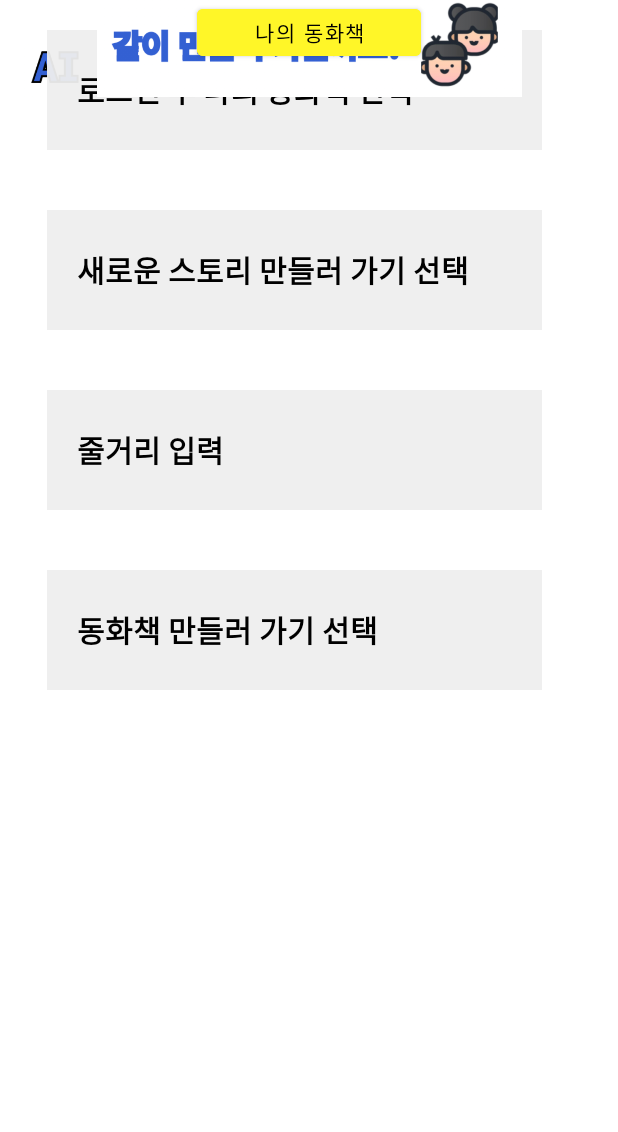
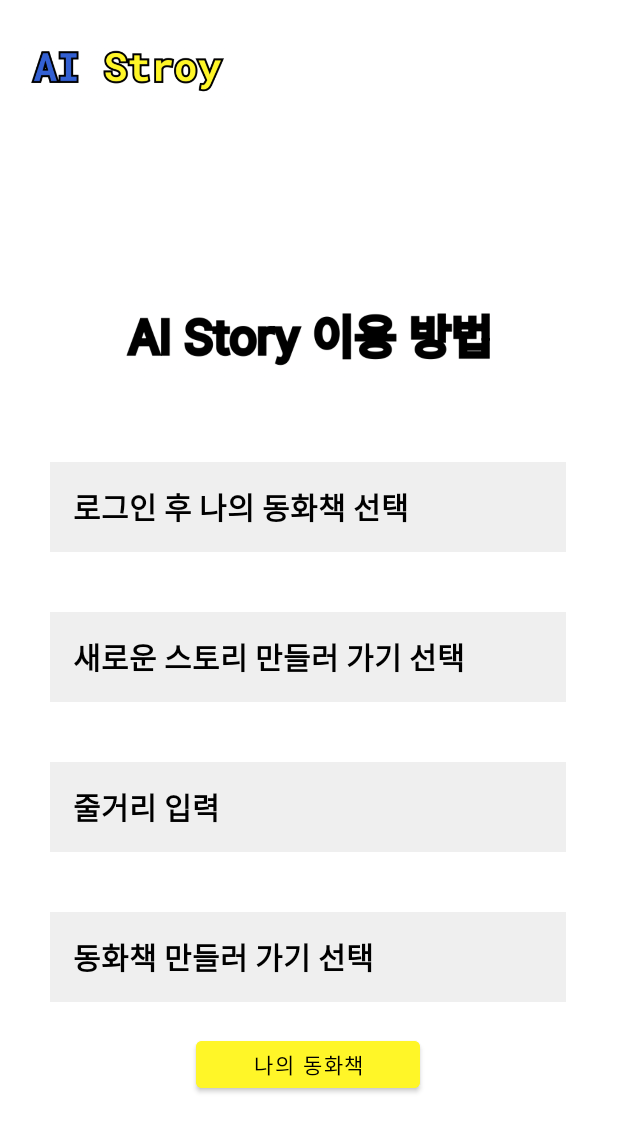
Before and after one commit to hyeon8314/AI_Story, an Android app: the layout info.xml on its own in the app's theme, with its tools: preview values and no code run, on a phone screen of 412 x 824 dp. Shown: the top 1132 px of the screen. Run offline under Robolectric (Android 15) with nearby library versions, the phone set to English and light mode, and no system bars.

Commit message:
info.xml layout issue update

```diff
--- a/app/src/main/res/layout/info.xml
+++ b/app/src/main/res/layout/info.xml
@@ -9,7 +9,9 @@
         android:layout_width="match_parent"
         android:layout_height="wrap_content"
         android:orientation="horizontal"
-        app:layout_constraintTop_toTopOf="parent">
+        app:layout_constraintTop_toTopOf="parent"
+        app:layout_constraintStart_toStartOf="parent"
+        app:layout_constraintEnd_toEndOf="parent">
 
         <ImageView
             android:id="@+id/logo"
@@ -20,109 +22,97 @@
 
     </LinearLayout>
 
-    <ImageView
-        android:id="@+id/imageView"
-        android:layout_width="253dp"
-        android:layout_height="53dp"
+    <LinearLayout
+        android:layout_width="404dp"
+        android:layout_height="623dp"
+        android:orientation="vertical"
+        app:layout_constraintBottom_toBottomOf="parent"
         app:layout_constraintEnd_toEndOf="parent"
-        app:layout_constraintHorizontal_bias="0.495"
+        app:layout_constraintHorizontal_bias="0.428"
         app:layout_constraintStart_toStartOf="parent"
-        app:srcCompat="@drawable/story_info"
-        tools:layout_editor_absoluteY="96dp" />
+        app:layout_constraintTop_toBottomOf="@id/logo"
+        app:layout_constraintVertical_bias="0.384">
 
-    <LinearLayout
-        android:layout_width="393dp"
-        android:layout_height="475dp"
-        android:orientation="vertical"
-        tools:layout_editor_absoluteX="9dp"
-        tools:layout_editor_absoluteY="149dp">
+        <ImageView
+            android:id="@+id/guide"
+            android:layout_width="match_parent"
+            android:layout_height="55dp"
+            android:layout_marginTop="0dp"
+            app:srcCompat="@drawable/story_info" />
 
         <TextView
-            android:layout_width="330dp"
-            android:layout_height="80dp"
-            android:layout_gravity="center_horizontal"
+            android:layout_width="match_parent"
+            android:layout_height="60dp"
+            android:layout_marginStart="30dp"
+            android:layout_marginTop="52dp"
+            android:layout_marginEnd="30dp"
+            android:layout_marginBottom="20dp"
+            android:background="@drawable/info_background"
+            android:gravity="center_vertical"
+            android:paddingStart="15dp"
+            android:paddingEnd="15dp"
+            android:text="로그인 후 나의 동화책 선택"
+            android:textColor="@color/black"
+            android:textSize="20sp"
+            android:textStyle="bold" />
+
+        <TextView
+            android:layout_width="match_parent"
+            android:layout_height="60dp"
             android:layout_marginStart="30dp"
             android:layout_marginTop="20dp"
             android:layout_marginEnd="30dp"
             android:layout_marginBottom="20dp"
             android:background="@drawable/info_background"
             android:gravity="center_vertical"
-            android:padding="20dp"
-            android:text="로그인 후 나의 동화책 선택"
+            android:paddingStart="15dp"
+            android:paddingEnd="15dp"
+            android:text="새로운 스토리 만들러 가기 선택"
             android:textColor="@color/black"
-            android:textSize="20dp"
+            android:textSize="20sp"
             android:textStyle="bold" />
 
-
         <TextView
-            android:layout_width="330dp"
-            android:layout_height="80dp"
-            android:layout_gravity="center_horizontal"
+            android:layout_width="match_parent"
+            android:layout_height="60dp"
             android:layout_marginStart="30dp"
             android:layout_marginTop="20dp"
             android:layout_marginEnd="30dp"
             android:layout_marginBottom="20dp"
             android:background="@drawable/info_background"
             android:gravity="center_vertical"
-            android:padding="20dp"
-            android:text="새로운 스토리 만들러 가기 선택"
+            android:paddingStart="15dp"
+            android:paddingEnd="15dp"
+            android:text="줄거리 입력"
             android:textColor="@color/black"
-            android:textSize="20dp"
+            android:textSize="20sp"
             android:textStyle="bold" />
 
         <TextView
-            android:layout_width="330dp"
-            android:layout_height="80dp"
-            android:layout_gravity="center_horizontal"
+            android:layout_width="match_parent"
+            android:layout_height="60dp"
             android:layout_marginStart="30dp"
             android:layout_marginTop="20dp"
             android:layout_marginEnd="30dp"
             android:layout_marginBottom="20dp"
             android:background="@drawable/info_background"
             android:gravity="center_vertical"
-            android:padding="20dp"
-            android:text="줄거리 입력"
+            android:paddingStart="15dp"
+            android:paddingEnd="15dp"
+            android:text="동화책 만들러 가기 선택"
             android:textColor="@color/black"
-            android:textSize="20dp"
+            android:textSize="20sp"
             android:textStyle="bold" />
 
-        <TextView
-            android:layout_width="330dp"
-            android:layout_height="80dp"
-            android:layout_gravity="center_horizontal"
-            android:layout_marginStart="30dp"
-            android:layout_marginTop="20dp"
-            android:layout_marginEnd="30dp"
-            android:layout_marginBottom="20dp"
-            android:background="@drawable/info_background"
-            android:gravity="center_vertical"
-            android:padding="20dp"
-            android:text="동화책 만들러 가기 선택"
-            android:textColor="@color/black"
-            android:textSize="20dp"
-            android:textStyle="bold" />
+        <Button
+            android:id="@+id/story_write"
+            android:layout_width="149dp"
+            android:layout_height="43dp"
+            android:layout_gravity="center"
+            android:backgroundTint="#fff628"
+            android:text="나의 동화책"
+            android:textColor="@color/black" />
 
     </LinearLayout>
 
-    <ImageView
-        android:id="@+id/imageView5"
-        android:layout_width="283dp"
-        android:layout_height="66dp"
-        app:layout_constraintEnd_toEndOf="parent"
-        app:layout_constraintStart_toStartOf="parent"
-        app:srcCompat="@drawable/story_with"
-        tools:layout_editor_absoluteY="616dp" />
-
-    <Button
-        android:id="@+id/button4"
-        android:layout_width="149dp"
-        android:layout_height="43dp"
-        android:backgroundTint="#fff628"
-        android:text="나의 동화책"
-        android:textColor="@color/black"
-        app:layout_constraintEnd_toEndOf="parent"
-        app:layout_constraintStart_toStartOf="parent"
-        tools:layout_editor_absoluteY="672dp" />
-
-
 </androidx.constraintlayout.widget.ConstraintLayout>
```
